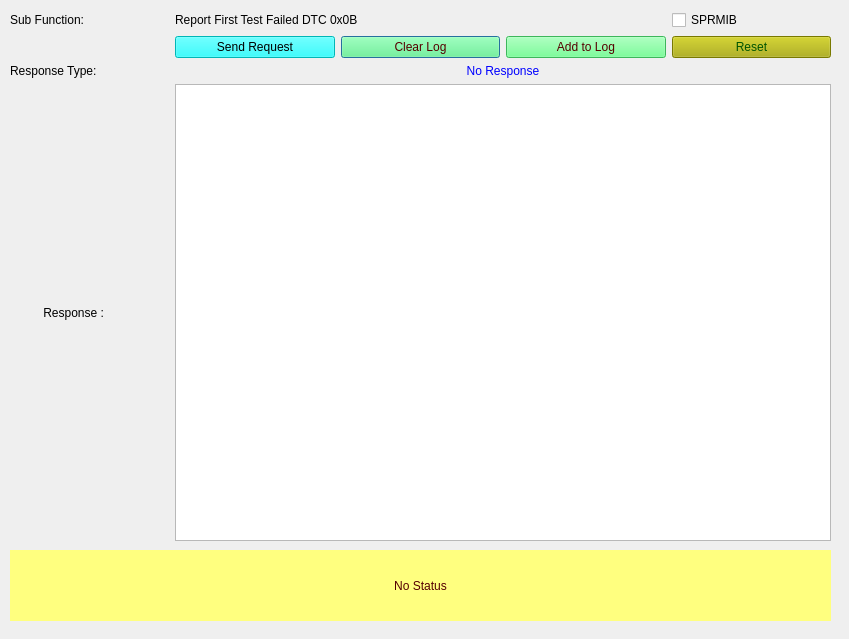
This is SID_19_0B.ui in VicharaVandana/ProxiCan as Qt 5 draws it before an edit. The edited form follows.
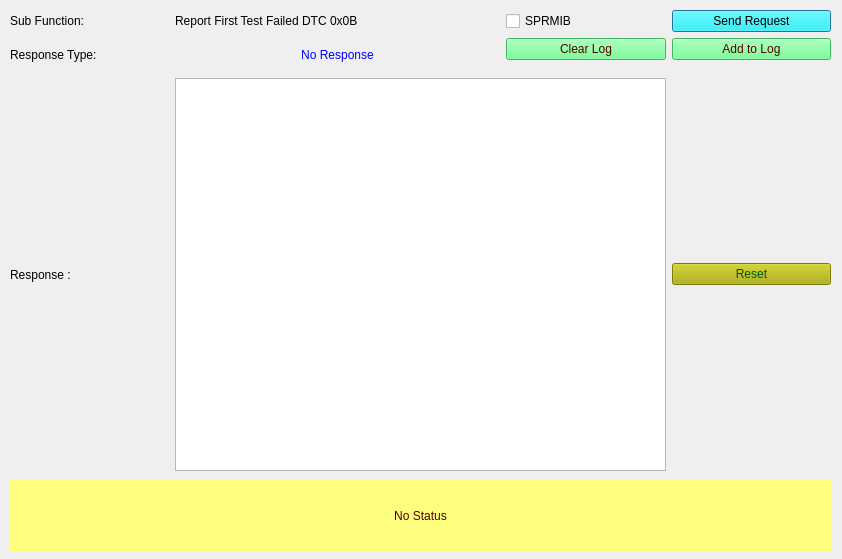
This is the edited form.

```diff
--- a/SID_19_0B.ui
+++ b/SID_19_0B.ui
@@ -6,8 +6,8 @@
    <rect>
     <x>0</x>
     <y>0</y>
-    <width>849</width>
-    <height>639</height>
+    <width>842</width>
+    <height>559</height>
    </rect>
   </property>
   <property name="windowTitle">
@@ -17,7 +17,7 @@
    <property name="geometry">
     <rect>
      <x>10</x>
-     <y>550</y>
+     <y>480</y>
      <width>821</width>
      <height>71</height>
     </rect>
@@ -43,7 +43,7 @@
      <x>10</x>
      <y>10</y>
      <width>821</width>
-     <height>531</height>
+     <height>461</height>
     </rect>
    </property>
    <layout class="QGridLayout" name="gridLayout_2">
@@ -60,25 +60,35 @@
     <item row="5" column="0">
      <widget class="QLabel" name="label_4">
       <property name="text">
-       <string>          Response : </string>
+       <string>Response : </string>
       </property>
      </widget>
     </item>
-    <item row="5" column="1" colspan="4">
-     <widget class="QTextBrowser" name="textBrowser_Resp"/>
+    <item row="2" column="0" rowspan="3">
+     <widget class="QLabel" name="label_5">
+      <property name="text">
+       <string>Response Type: </string>
+      </property>
+     </widget>
     </item>
-    <item row="1" column="2">
-     <widget class="QPushButton" name="pushButton_clearLog">
-      <property name="styleSheet">
-       <string notr="true">background-color: rgb(85, 255, 127);
-color: rgb(85, 0, 0);</string>
+    <item row="0" column="1" colspan="2">
+     <widget class="QLabel" name="subFunction_Name">
+      <property name="text">
+       <string>Report First Test Failed DTC 0x0B</string>
       </property>
+     </widget>
+    </item>
+    <item row="0" column="3">
+     <widget class="QCheckBox" name="checkBox_suppressposmsg">
+      <property name="toolTip">
+       <string>If selected then Suppress Positive Response Message Indication bit will be set in Subfunction</string>
+      </property>
       <property name="text">
-       <string>Clear Log</string>
+       <string>SPRMIB</string>
       </property>
      </widget>
     </item>
-    <item row="1" column="1">
+    <item row="0" column="4">
      <widget class="QPushButton" name="pushButton_Send19_0BReq">
       <property name="toolTip">
        <string>&lt;html&gt;&lt;head/&gt;&lt;body&gt;&lt;p&gt;Sends the 19 service subfunction 0B request to ECU&lt;/p&gt;&lt;/body&gt;&lt;/html&gt;</string>
@@ -93,7 +103,10 @@
       </property>
      </widget>
     </item>
-    <item row="1" column="4">
+    <item row="5" column="1" colspan="3">
+     <widget class="QTextBrowser" name="textBrowser_Resp"/>
+    </item>
+    <item row="5" column="4">
      <widget class="QPushButton" name="pushButton_reset">
       <property name="styleSheet">
        <string notr="true">background-color: rgb(170, 170, 0);
@@ -105,42 +118,7 @@
       </property>
      </widget>
     </item>
-    <item row="1" column="3">
-     <widget class="QPushButton" name="pushButton_appendLog">
-      <property name="styleSheet">
-       <string notr="true">background-color: rgb(85, 255, 127);
-color: rgb(85, 0, 0);</string>
-      </property>
-      <property name="text">
-       <string>Add to Log</string>
-      </property>
-     </widget>
-    </item>
-    <item row="0" column="4">
-     <widget class="QCheckBox" name="checkBox_suppressposmsg">
-      <property name="toolTip">
-       <string>If selected then Suppress Positive Response Message Indication bit will be set in Subfunction</string>
-      </property>
-      <property name="text">
-       <string>SPRMIB</string>
-      </property>
-     </widget>
-    </item>
-    <item row="0" column="1" colspan="3">
-     <widget class="QLabel" name="subFunction_Name">
-      <property name="text">
-       <string>Report First Test Failed DTC 0x0B</string>
-      </property>
-     </widget>
-    </item>
-    <item row="2" column="0" rowspan="3">
-     <widget class="QLabel" name="label_5">
-      <property name="text">
-       <string>Response Type: </string>
-      </property>
-     </widget>
-    </item>
-    <item row="2" column="1" rowspan="3" colspan="4">
+    <item row="2" column="1" rowspan="3" colspan="2">
      <widget class="QLabel" name="label_ResType">
       <property name="autoFillBackground">
        <bool>false</bool>
@@ -156,6 +134,28 @@
       </property>
      </widget>
     </item>
+    <item row="2" column="4">
+     <widget class="QPushButton" name="pushButton_appendLog">
+      <property name="styleSheet">
+       <string notr="true">background-color: rgb(85, 255, 127);
+color: rgb(85, 0, 0);</string>
+      </property>
+      <property name="text">
+       <string>Add to Log</string>
+      </property>
+     </widget>
+    </item>
+    <item row="2" column="3">
+     <widget class="QPushButton" name="pushButton_clearLog">
+      <property name="styleSheet">
+       <string notr="true">background-color: rgb(85, 255, 127);
+color: rgb(85, 0, 0);</string>
+      </property>
+      <property name="text">
+       <string>Clear Log</string>
+      </property>
+     </widget>
+    </item>
    </layout>
   </widget>
  </widget>
```
